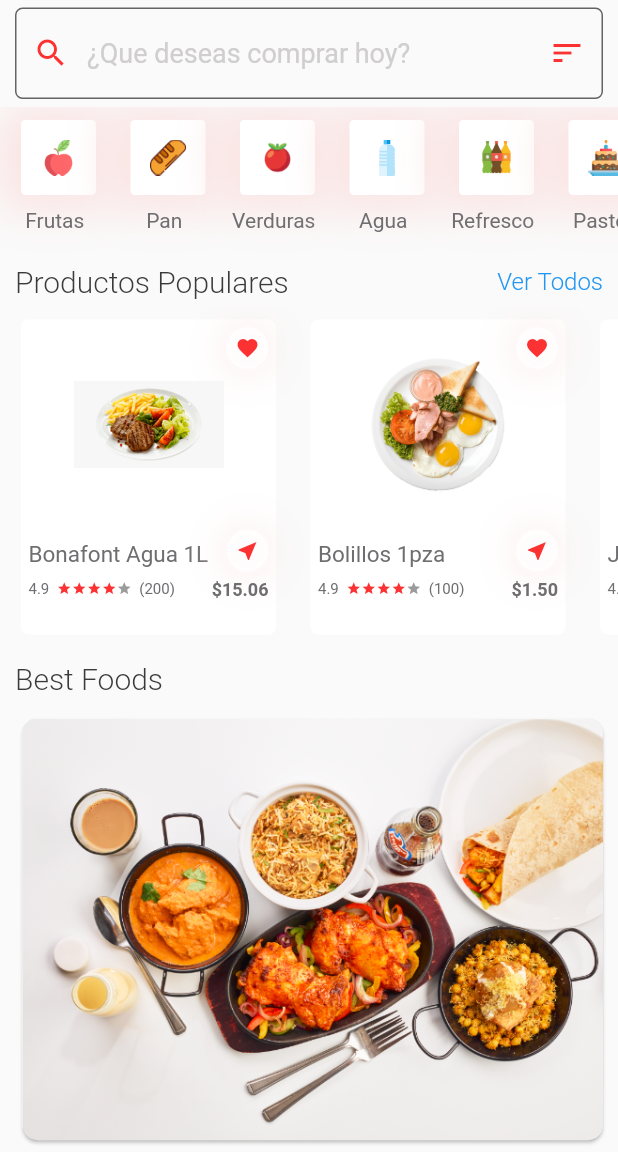
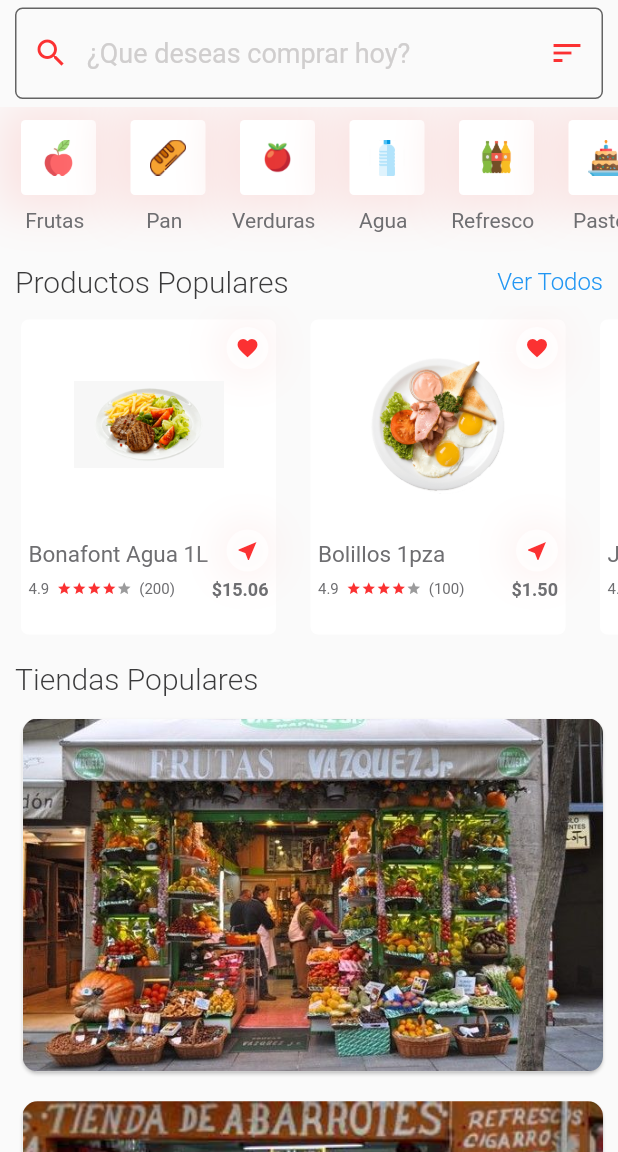
Before and after one commit to Anzgal/segunda_entrega, a Flutter app: the HomePage screen opened directly, on a phone screen of 412 x 824 dp, the part 84-1236 px from its top. Run offline on Flutter 3.47's test engine with Material 2 defaults, Android fonts, the phone set to English and light mode, and no system bars; our stand-ins replace carousel_pro, font_awesome_flutter.

Commit message:
cont vista home

```diff
--- a/lib/widgets/BestFoodWidget.dart
+++ b/lib/widgets/BestFoodWidget.dart
@@ -32,7 +32,7 @@ class BestFoodTitle extends StatelessWidget {
         mainAxisAlignment: MainAxisAlignment.spaceBetween,
         children: <Widget>[
           Text(
-            "Best Foods",
+            "Tiendas Populares",
             style: TextStyle(
                 fontSize: 20,
                 color: Color(0xFF3a3a3b),
@@ -103,80 +103,31 @@ class BestFoodList extends StatelessWidget {
       children: <Widget>[
         BestFoodTiles(
             name: "Fried Egg",
-            imageUrl: "ic_best_food_8",
+            imageUrl: "frutas",
             rating: '4.9',
             numberOfRating: '200',
             price: '15.06',
             slug: "fried_egg"),
         BestFoodTiles(
             name: "Mixed vegetable",
-            imageUrl: "ic_best_food_9",
+            imageUrl: "tienda_1",
             rating: "4.9",
             numberOfRating: "100",
             price: "17.03",
             slug: ""),
         BestFoodTiles(
             name: "Salad with chicken meat",
-            imageUrl: "ic_best_food_10",
+            imageUrl: "panaderia",
             rating: "4.0",
             numberOfRating: "50",
             price: "11.00",
             slug: ""),
         BestFoodTiles(
             name: "New mixed salad",
-            imageUrl: "ic_best_food_5",
+            imageUrl: "verduras",
             rating: "4.00",
             numberOfRating: "100",
             price: "11.10",
-            slug: ""),
-        BestFoodTiles(
-            name: "Red meat with salad",
-            imageUrl: "ic_best_food_1",
-            rating: "4.6",
-            numberOfRating: "150",
-            price: "12.00",
-            slug: ""),
-        BestFoodTiles(
-            name: "New mixed salad",
-            imageUrl: "ic_best_food_2",
-            rating: "4.00",
-            numberOfRating: "100",
-            price: "11.10",
-            slug: ""),
-        BestFoodTiles(
-            name: "Potato with meat fry",
-            imageUrl: "ic_best_food_3",
-            rating: "4.2",
-            numberOfRating: "70",
-            price: "23.0",
-            slug: ""),
-        BestFoodTiles(
-            name: "Fried Egg",
-            imageUrl: "ic_best_food_4",
-            rating: '4.9',
-            numberOfRating: '200',
-            price: '15.06',
-            slug: "fried_egg"),
-        BestFoodTiles(
-            name: "Red meat with salad",
-            imageUrl: "ic_best_food_5",
-            rating: "4.6",
-            numberOfRating: "150",
-            price: "12.00",
-            slug: ""),
-        BestFoodTiles(
-            name: "Red meat with salad",
-            imageUrl: "ic_best_food_6",
-            rating: "4.6",
-            numberOfRating: "150",
-            price: "12.00",
-            slug: ""),
-        BestFoodTiles(
-            name: "Red meat with salad",
-            imageUrl: "ic_best_food_7",
-            rating: "4.6",
-            numberOfRating: "150",
-            price: "12.00",
             slug: ""),
       ],
     );
```
Also changed, not shown: assets/images/bestfood/tienda_1.jpeg, assets/images/bestfood/tienda_2.jpeg.
